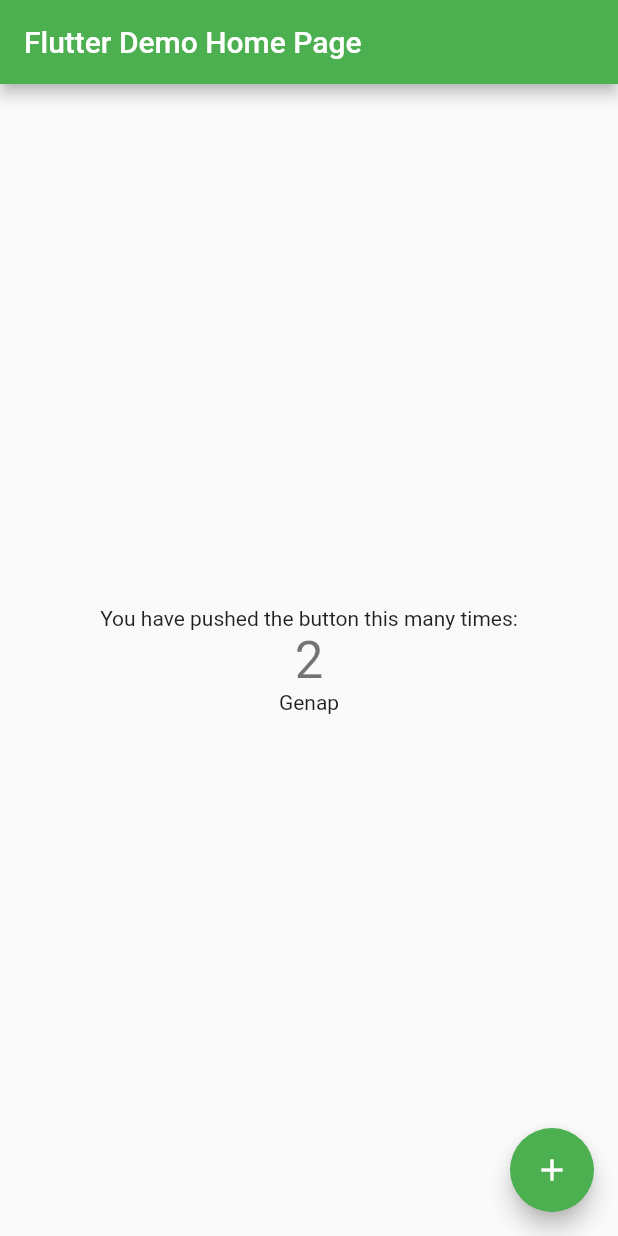
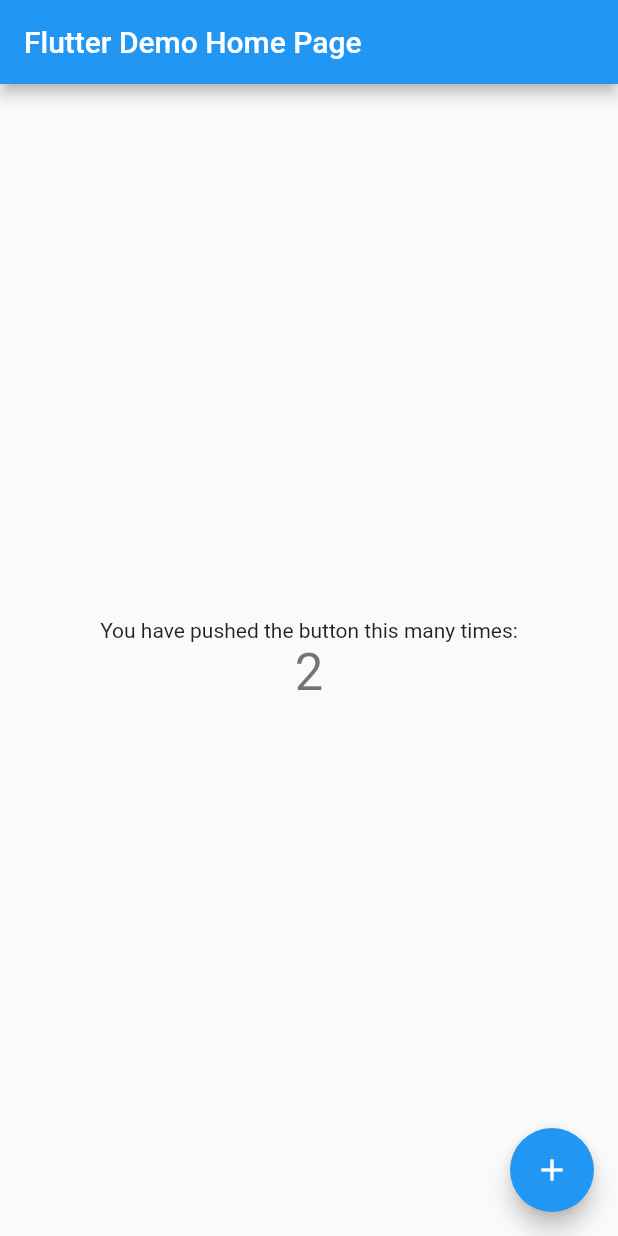
Before and after one commit to DevafillaRS/WPPB_Laporan_Praktikum, a Flutter app: the screen it shows after launch, after a tap on the "add" icon, on a phone screen of 412 x 824 dp. Run offline on Flutter 3.47's test engine with Material 2 defaults, Android fonts, the phone set to English and light mode, and no system bars.

Commit message:
finish latihan

```diff
--- a/lib/main.dart
+++ b/lib/main.dart
@@ -22,7 +22,7 @@ class MyApp extends StatelessWidget {
         // or simply save your changes to "hot reload" in a Flutter IDE).
         // Notice that the counter didn't reset back to zero; the application
         // is not restarted.
-        primarySwatch: Colors.green
+        primarySwatch: Colors.blue,
       ),
       home: const MyHomePage(title: 'Flutter Demo Home Page'),
     );
@@ -48,21 +48,29 @@ class MyHomePage extends StatefulWidget {
 }
 
 class _MyHomePageState extends State<MyHomePage> {
+  var i;
   int _counter = 1;
   String _text = "Ganjil";
 
- void _incrementCounter() {
+  void _incrementCounter() {
     setState(() {
+      // This call to setState tells the Flutter framework that something has
+      // changed in this State, which causes it to rerun the build method below
+      // so that the display can reflect the updated values. If we changed
+      // _counter without calling setState(), then the build method would not be
+      // called again, and so nothing would appear to happen.
       _counter++;
-      if(_counter>10){
-        _counter = 1;
+      if(_counter>20){
+        _counter = 0;
       }
 
-      if(_counter%2 == 0){
-        _text = "Genap";
-      }
-      else{
-        _text = "Ganjil";
+      _text = "Genap = ";
+      for(i=0; i<=_counter-1; i++){
+        if(i%2 == 0){
+          if(i%3 == 0){
+            _text += '${i}, ';
+          }
+        }
       }
     });
   }
@@ -85,6 +93,20 @@ class _MyHomePageState extends State<MyHomePage> {
         // Center is a layout widget. It takes a single child and positions it
         // in the middle of the parent.
         child: Column(
+          // Column is also a layout widget. It takes a list of children and
+          // arranges them vertically. By default, it sizes itself to fit its
+          // children horizontally, and tries to be as tall as its parent.
+          //
+          // Invoke "debug painting" (press "p" in the console, choose the
+          // "Toggle Debug Paint" action from the Flutter Inspector in Android
+          // Studio, or the "Toggle Debug Paint" command in Visual Studio Code)
+          // to see the wireframe for each widget.
+          //
+          // Column has various properties to control how it sizes itself and
+          // how it positions its children. Here we use mainAxisAlignment to
+          // center the children vertically; the main axis here is the vertical
+          // axis because Columns are vertical (the cross axis would be
+          // horizontal).
           mainAxisAlignment: MainAxisAlignment.center,
           children: <Widget>[
             const Text(
@@ -94,10 +116,6 @@ class _MyHomePageState extends State<MyHomePage> {
               '$_counter',
               style: Theme.of(context).textTheme.headline4,
             ),
-            //Tambahkan kode disini......
-            Text(
-              _text,
-            )
           ],
         ),
       ),
```
